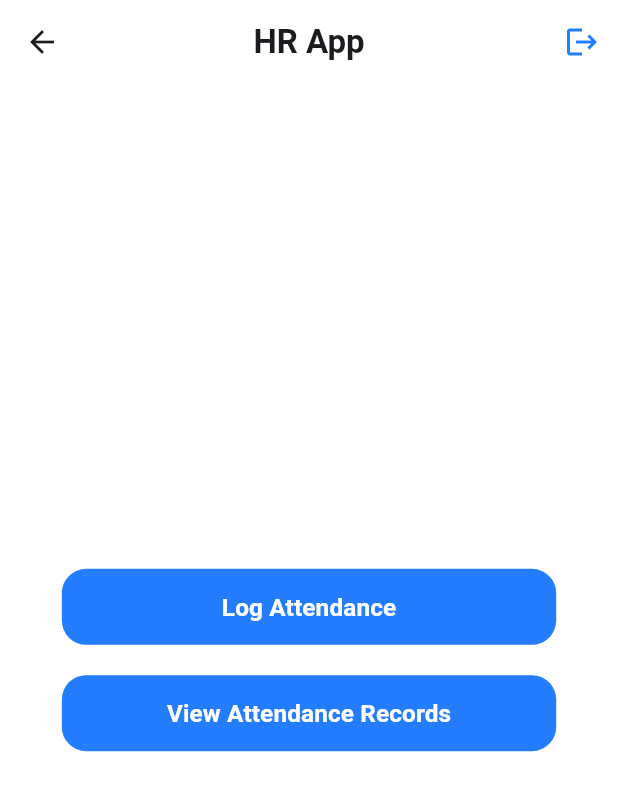
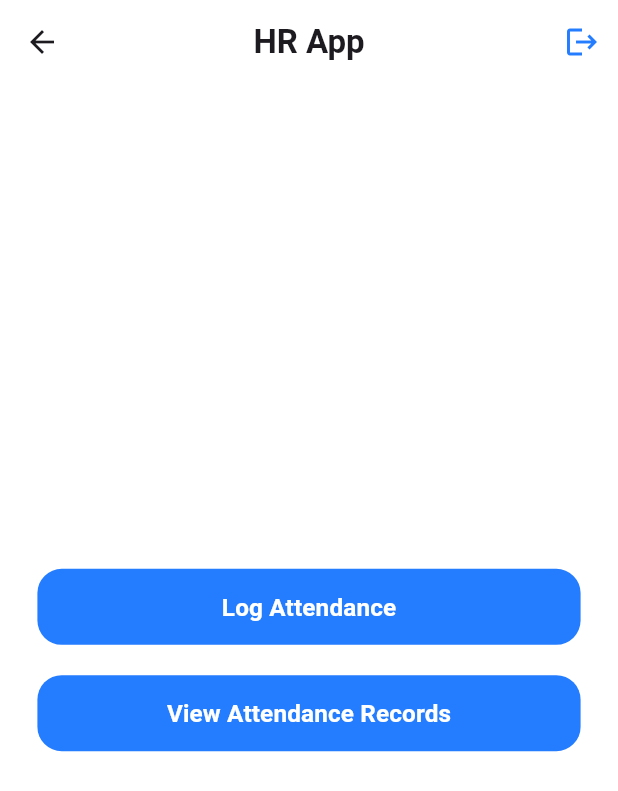
Before and after one commit to MoazSayed7/HR, a Flutter app: the HomeScreen screen opened by its route, on a phone screen of 412 x 824 dp. Shown: the top 791 px of the screen. Run offline on Flutter 3.47's test engine with Material 3 defaults, Android fonts, the phone set to English and light mode, and no system bars; our stand-ins replace firebase_auth, firebase_core, flutter_bloc, flutter_screenutil, geolocator, get_it and 2 more; missing offline and left inert: maps_launcher; accounts and stored records are empty; generated files the repository leaves out were written again.

Commit message:
- add Local Auth Screen - remove un-used Packages - Solve Open Maps Issue - remove un-used TextStyles and Colors - remove un-used methods in Shared Preferences helper class

```diff
--- a/lib/core/routers/app_router.dart
+++ b/lib/core/routers/app_router.dart
@@ -3,6 +3,7 @@ import 'package:flutter_bloc/flutter_bloc.dart';
 
 import '../../features/ResetPassword/ui/reset_password_screen.dart';
 import '../../features/attendance/ui/attendance_records_screen.dart';
+import '../../features/auth/ui/local_auth_screen.dart';
 import '../../features/home/ui/home_screen.dart';
 import '../../features/signin/logic/cubit/login_cubit.dart';
 import '../../features/signin/ui/sign_in.dart';
@@ -16,6 +17,9 @@ class AppRouter {
     switch (routeSettings.name) {
       case Routes.homeScreen:
         return MaterialPageRoute(builder: (_) => HomeScreen());
+
+      case Routes.authScreen:
+        return MaterialPageRoute(builder: (_) => LocalAuthScreen());
 
       case Routes.attendanceRecordsScreen:
         return MaterialPageRoute(builder: (_) => AttendanceRecordsScreen());
--- a/lib/core/services/attendance_service.dart
+++ b/lib/core/services/attendance_service.dart
@@ -22,7 +22,7 @@ class AttendanceService {
       records.add(
         '$timestamp - Lat: ${position.latitude}, Lon: ${position.longitude}',
       );
-      await SharedPrefHelper.setData('attendance_$_userId', records);
+      await SharedPrefHelper.setStringList('attendance_$_userId', records);
       return timestamp;
     }
     return null;
--- a/lib/core/theme/colors.dart
+++ b/lib/core/theme/colors.dart
@@ -7,7 +7,5 @@ class ColorsManager {
   static const Color gray = Color(0xFF757575);
   static const Color lightGray = Color(0xFFC2C2C2);
   static const Color lighterGray = Color(0xFFEDEDED);
-  static const Color moreLightGray = Color(0xFFFDFDFF);
-  static const Color moreLighterGray = Color(0xFFF5F5F5);
   static const Color onyxGray = Color(0xFF282A2E);
 }
--- a/lib/core/theme/font_weight_helper.dart
+++ b/lib/core/theme/font_weight_helper.dart
@@ -1,12 +1,8 @@
 import 'package:flutter/material.dart';
 
 class FontWeightHelper {
-  static const FontWeight thin = FontWeight.w100;
-  static const FontWeight extraLight = FontWeight.w200;
-  static const FontWeight light = FontWeight.w300;
   static const FontWeight regular = FontWeight.w400;
   static const FontWeight medium = FontWeight.w500;
   static const FontWeight semiBold = FontWeight.w600;
   static const FontWeight bold = FontWeight.w700;
-  static const FontWeight extraBold = FontWeight.w800;
 }
--- a/lib/core/theme/text_styles.dart
+++ b/lib/core/theme/text_styles.dart
@@ -5,63 +5,10 @@ import 'colors.dart';
 import 'font_weight_helper.dart';
 
 class TextStyles {
-  static TextStyle font24BlackBold = TextStyle(
-    fontSize: 24.sp,
-    fontWeight: FontWeightHelper.bold,
-    color: Colors.black,
-  );
-  static TextStyle font12BlueRegular = TextStyle(
-    fontSize: 12.sp,
-    fontWeight: FontWeightHelper.regular,
-    color: ColorsManager.mainBlue,
-  );
-
-  static TextStyle font12GrayMedium = TextStyle(
-    fontSize: 12.sp,
-    fontWeight: FontWeightHelper.medium,
-    color: ColorsManager.gray,
-  );
-
-  static TextStyle font12DarkBlueRegular = TextStyle(
-    fontSize: 12.sp,
-    fontWeight: FontWeightHelper.regular,
-    color: ColorsManager.darkBlue,
-  );
-
-  static TextStyle font18DarkBlueSemiBold = TextStyle(
-    fontSize: 18.sp,
-    fontWeight: FontWeightHelper.semiBold,
-    color: ColorsManager.darkBlue,
-  );
-
-  static TextStyle font18WhiteMedium = TextStyle(
-    fontSize: 18.sp,
-    fontWeight: FontWeightHelper.medium,
-    color: Colors.white,
-  );
-
-  static TextStyle font14DarkBlueBold = TextStyle(
-    fontSize: 14.sp,
-    fontWeight: FontWeightHelper.bold,
-    color: ColorsManager.darkBlue,
-  );
-
-  static TextStyle font32BlueBold = TextStyle(
-    fontSize: 32.sp,
-    fontWeight: FontWeightHelper.bold,
-    color: ColorsManager.mainBlue,
-  );
-
   static TextStyle font13BlueSemiBold = TextStyle(
     fontSize: 13.sp,
     fontWeight: FontWeightHelper.semiBold,
     color: ColorsManager.mainBlue,
-  );
-
-  static TextStyle font13DarkBlueMedium = TextStyle(
-    fontSize: 13.sp,
-    fontWeight: FontWeightHelper.medium,
-    color: ColorsManager.darkBlue,
   );
 
   static TextStyle font13DarkBlueRegular = TextStyle(
@@ -88,18 +35,6 @@ class TextStyles {
     color: ColorsManager.gray,
   );
 
-  static TextStyle font12GrayRegular = TextStyle(
-    fontSize: 12.sp,
-    fontWeight: FontWeightHelper.regular,
-    color: ColorsManager.gray,
-  );
-
-  static TextStyle font13BlueRegular = TextStyle(
-    fontSize: 13.sp,
-    fontWeight: FontWeightHelper.regular,
-    color: ColorsManager.mainBlue,
-  );
-
   static TextStyle font14GrayRegular = TextStyle(
     fontSize: 14.sp,
     fontWeight: FontWeightHelper.regular,
@@ -117,23 +52,6 @@ class TextStyles {
     fontWeight: FontWeightHelper.medium,
     color: ColorsManager.darkBlue,
   );
-  static TextStyle font16WhiteMedium = TextStyle(
-    fontSize: 16.sp,
-    fontWeight: FontWeightHelper.medium,
-    color: Colors.white,
-  );
-
-  static TextStyle font14BlueSemiBold = TextStyle(
-    fontSize: 14.sp,
-    fontWeight: FontWeightHelper.semiBold,
-    color: ColorsManager.mainBlue,
-  );
-
-  static TextStyle font15DarkBlueMedium = TextStyle(
-    fontSize: 15.sp,
-    fontWeight: FontWeightHelper.medium,
-    color: ColorsManager.darkBlue,
-  );
 
   static TextStyle font18DarkBlueBold = TextStyle(
     fontSize: 18.sp,
--- a/lib/features/home/ui/home_screen.dart
+++ b/lib/features/home/ui/home_screen.dart
@@ -1,31 +1,20 @@
 import 'package:firebase_auth/firebase_auth.dart';
 import 'package:flutter/material.dart';
 import 'package:flutter_screenutil/flutter_screenutil.dart';
-import 'package:hr/core/helpers/extensions.dart';
-import 'package:hr/core/helpers/snack_bar.dart';
-import 'package:hr/core/theme/colors.dart';
-import 'package:hr/core/theme/font_weight_helper.dart';
-import 'package:hr/core/widgets/app_text_button.dart';
 
+import '../../../core/helpers/extensions.dart';
+import '../../../core/helpers/snack_bar.dart';
 import '../../../core/routers/routes.dart';
 import '../../../core/services/attendance_service.dart';
+import '../../../core/theme/colors.dart';
+import '../../../core/theme/font_weight_helper.dart';
 import '../../../core/theme/text_styles.dart';
+import '../../../core/widgets/app_text_button.dart';
 
 class HomeScreen extends StatelessWidget {
   final AttendanceService _attendance = AttendanceService();
 
   HomeScreen({super.key});
-
-  void _logAttendance(BuildContext context) async {
-    String? timestamp = await _attendance.logAttendance();
-    if (!context.mounted) return;
-    CustomSnackBar.showSnackBar(
-      context,
-      timestamp != null
-          ? 'Attendance logged at $timestamp'
-          : 'Failed to log attendance',
-    );
-  }
 
   @override
   Widget build(BuildContext context) {
@@ -58,7 +47,7 @@ class HomeScreen extends StatelessWidget {
           children: [
             AppTextButton(
               onPressed: () => _logAttendance(context),
-              buttonWidth: 300,
+              buttonWidth: 300.w,
               buttonText: 'Log Attendance',
               textStyle: TextStyles.font16WhiteSemiBold,
             ),
@@ -66,7 +55,7 @@ class HomeScreen extends StatelessWidget {
               onPressed:
                   () => context.pushNamed(Routes.attendanceRecordsScreen),
               buttonText: 'View Attendance Records',
-              buttonWidth: 300,
+              buttonWidth: 300.w,
               textStyle: TextStyles.font16WhiteSemiBold,
             ),
           ],
@@ -74,4 +63,15 @@ class HomeScreen extends StatelessWidget {
       ),
     );
   }
+
+  void _logAttendance(BuildContext context) async {
+    String? timestamp = await _attendance.logAttendance();
+    if (!context.mounted) return;
+    CustomSnackBar.showSnackBar(
+      context,
+      timestamp != null
+          ? 'Attendance logged at $timestamp'
+          : 'Failed to log attendance',
+    );
+  }
 }
--- a/lib/features/signin/logic/cubit/login_state.dart
+++ b/lib/features/signin/logic/cubit/login_state.dart
@@ -1,4 +1,6 @@
 part of 'login_cubit.dart';
+
+class ResetPasswordSent extends SigninState {}
 
 class SigninError extends SigninState {
   final String message;
@@ -13,8 +15,6 @@ class SigninLoading extends SigninState {}
 @immutable
 sealed class SigninState {}
 
-class ResetPasswordSent extends SigninState {}
-
 class UserNotVerified extends SigninState {}
 
 class UserSignInSuccess extends SigninState {}
--- a/lib/features/signin/ui/widgets/sign_in_footer.dart
+++ b/lib/features/signin/ui/widgets/sign_in_footer.dart
@@ -12,7 +12,7 @@ class SignInFooter extends StatelessWidget {
   Widget build(BuildContext context) {
     return Row(
       mainAxisAlignment: MainAxisAlignment.center,
-      spacing: 10.w,
+      spacing: 8.w,
       children: [
         Text(
           'Don\'t have an account?',
--- a/pubspec.yaml
+++ b/pubspec.yaml
@@ -9,8 +9,6 @@ environment:
   sdk: ^3.7.2
 
 dependencies:
-  awesome_dialog: ^3.2.1
-  cloud_firestore: ^5.6.5
   cupertino_icons: ^1.0.8
   firebase_auth: ^5.5.1
   firebase_core: ^3.12.1
@@ -22,8 +20,8 @@ dependencies:
   get_it: ^8.0.3
   intl: ^0.20.2
   local_auth: ^2.3.0
+  maps_launcher: ^3.0.0+1
   shared_preferences: ^2.5.2
-  url_launcher: ^6.3.1
 
 dev_dependencies:
   flutter_lints: ^5.0.0
```
Also changed, not shown: lib/core/helpers/bloc_observer.dart (+0 -7 lines), lib/core/helpers/shared_pref_helper.dart (+4 -64 lines), lib/features/attendance/ui/widgets/card.dart (+6 -10 lines), lib/features/auth/ui/local_auth_screen.dart (added, +84 -0 lines), lib/main.dart (+7 -10 lines), pubspec.lock, 5 other files.
